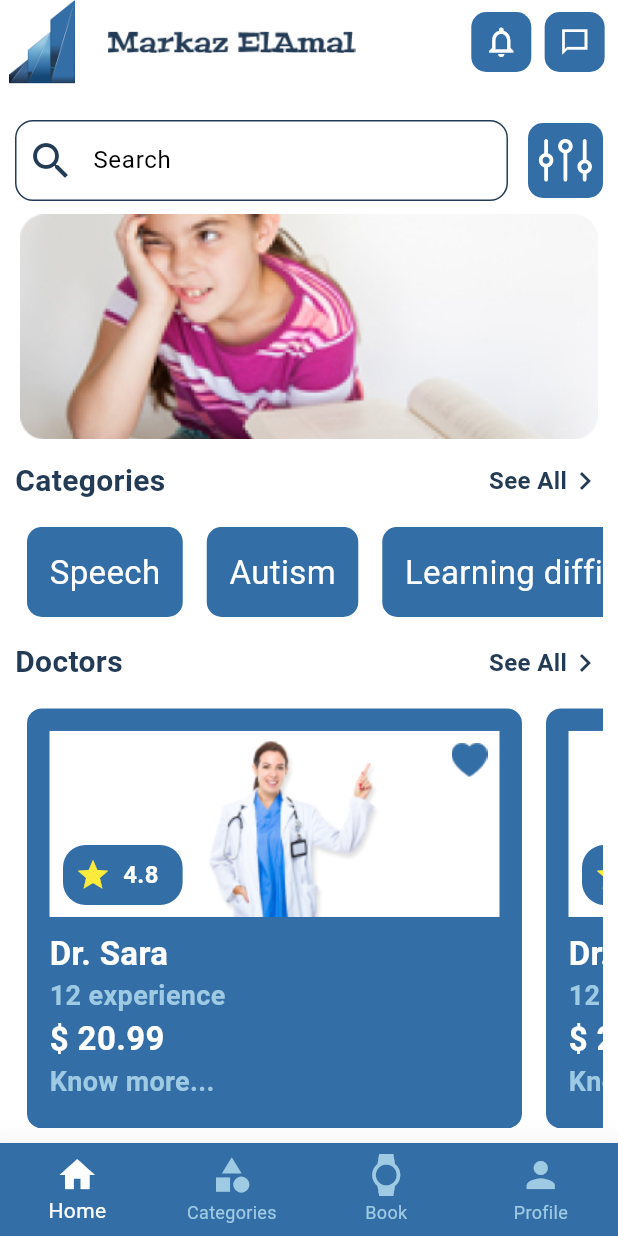
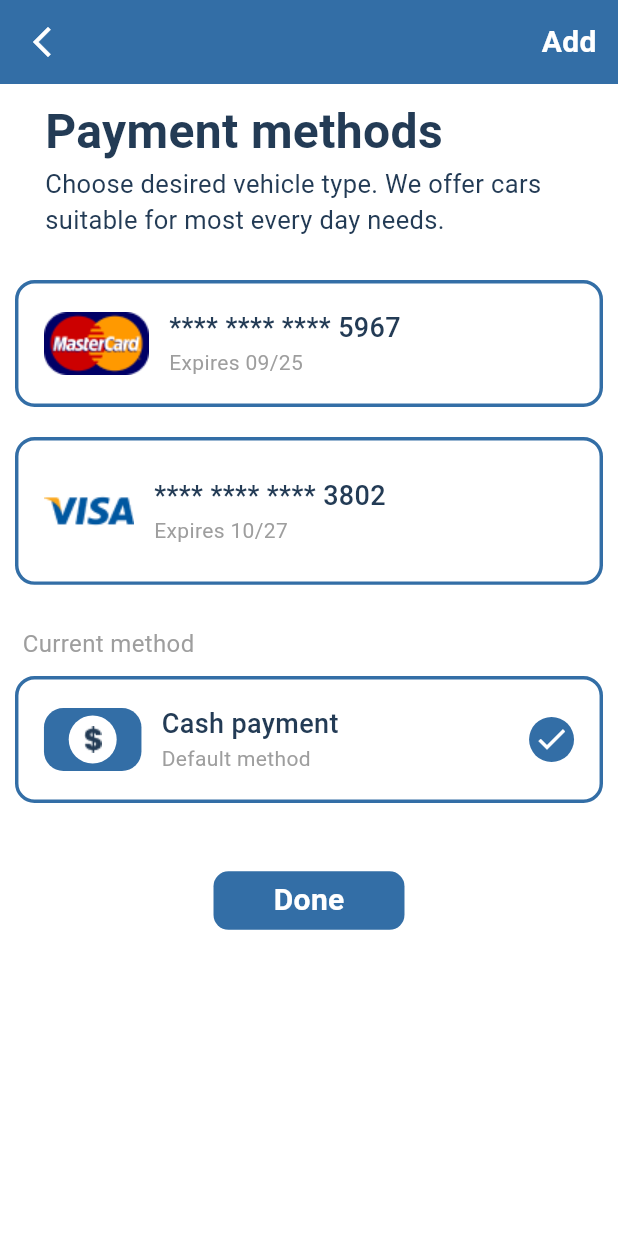
Before and after one commit to anas1ezz0/Team-4-API, a Flutter app: the screen it shows after launch, on a phone screen of 412 x 824 dp. Run offline on Flutter 3.47's test engine with Material 3 defaults, Android fonts, the phone set to English and light mode, and no system bars; our stand-ins replace bloc, conditional_builder_null_safety, dartz, dio, flutter_bloc, flutter_screenutil and 5 more.

Commit message:
payment screen & success appointment

```diff
--- a/lib/core/cubit/app_cubit.dart
+++ b/lib/core/cubit/app_cubit.dart
@@ -12,7 +12,7 @@ class AppCubit extends Cubit<AppState> {
   int currentIndex = 0;
   List<Widget> screens = [
     const HomePage(),
-    const CategoriesPage(),
+    const CategorieScreen(),
     const BookPage(),
     const ProfilePage(),
   ];
--- a/lib/main.dart
+++ b/lib/main.dart
@@ -28,7 +28,7 @@ void main() async {
   String startWidget;
   if (onBoarding != null) {
     if (token != null) {
-      startWidget = Routes.mainScreens;
+      startWidget = Routes.allScreens;
     } else {
       startWidget = Routes.signInScreen;
     }
@@ -69,7 +69,7 @@ class MyApp extends StatelessWidget {
           primaryColor: AppColor.mainColor,
           useMaterial3: true,
         ),
-        initialRoute: Routes.mainScreens,
+        initialRoute: Routes.paymentOptionScreen,
         onGenerateRoute: appRouter.generateRoute,
       ),
     );
--- a/lib/routing/app_routes.dart
+++ b/lib/routing/app_routes.dart
@@ -5,8 +5,11 @@ import 'package:flutter_bloc/flutter_bloc.dart';
 import 'package:team_project/core/cubit/app_cubit.dart';
 import 'package:team_project/core/di/service_locator.dart';
 import 'package:team_project/routing/routing.dart';
+import 'package:team_project/view/category_page/categories_page.dart';
 import 'package:team_project/view/home_page/ui/home_page.dart';
 import 'package:team_project/view/onBoarding/ui/onboarding.dart';
+import 'package:team_project/view/payment_option/ui/payment_option_screen.dart';
+import 'package:team_project/view/payment_option/ui/succes_appointment_screen.dart';
 import 'package:team_project/view/sign_in/presentation/view_model/sign_in_cubit.dart';
 import 'package:team_project/view/sign_in/sign_in_view.dart';
 import '../view/all_screens.dart';
@@ -43,7 +46,7 @@ class AppRouter {
         return MaterialPageRoute(
           builder: (_) => const WelcomeSignUpPageView(),
         );
-      case Routes.mainScreens:
+      case Routes.allScreens:
         return MaterialPageRoute(
           builder: (_) => BlocProvider(
             create: (context) => AppCubit(),
@@ -53,6 +56,18 @@ class AppRouter {
       case Routes.homeScreen:
         return MaterialPageRoute(
           builder: (_) => const HomePage(),
+        );
+      case Routes.categoriesScreen:
+        return MaterialPageRoute(
+          builder: (_) => const CategorieScreen(),
+        );
+      case Routes.paymentOptionScreen:
+        return MaterialPageRoute(
+          builder: (_) => const PaymentOptionScreen(),
+        );
+      case Routes.successAppointmentScreen:
+        return MaterialPageRoute(
+          builder: (_) => const SuccessAppointmentScreen(),
         );
 
       default:
--- a/lib/routing/routing.dart
+++ b/lib/routing/routing.dart
@@ -4,9 +4,11 @@ class Routes {
   static const String preSignUpScreen = 'preSignUpScreen';
   static const String signUpScreen = 'signUpScreen';
   static const String welcomeSignUpScreen = 'welcomeSignUpScreen';
-  static const String mainScreens = 'mainScreens';
+  static const String allScreens = 'allScreens';
   static const String homeScreen = 'homeScreen';
   static const String categoriesScreen = 'categoriesScreen';
   static const String bookScreen = 'bookScreen';
   static const String profileScreen = 'profileScreen';
+  static const String paymentOptionScreen = 'paymentOptionScreen';
+  static const String successAppointmentScreen = 'successAppointmentScreen';
 }
--- a/lib/view/category_page/categories_page.dart
+++ b/lib/view/category_page/categories_page.dart
@@ -1,12 +1,13 @@
 import 'package:flutter/material.dart';
+import 'package:team_project/helpers/extentions.dart';
 import 'package:team_project/theming/colors.dart';
 import 'package:team_project/view/home_page/model/home_page_category_model.dart';
 
-class CategoriesPage extends StatefulWidget {
-  const CategoriesPage({super.key});
+class CategorieScreen extends StatefulWidget {
+  const CategorieScreen({super.key});
 
   @override
-  State<CategoriesPage> createState() => _CategoriesPageState();
+  State<CategorieScreen> createState() => _CategorieScreenState();
 }
 
 List<CategoryPageModel> categoryListHere = [
@@ -36,14 +37,14 @@ List<CategoryPageModel> categoryListHere = [
   ),
 ];
 
-class _CategoriesPageState extends State<CategoriesPage> {
+class _CategorieScreenState extends State<CategorieScreen> {
   @override
   Widget build(BuildContext context) {
     return Scaffold(
       appBar: AppBar(
         leading: IconButton(
             onPressed: () {
-              Navigator.pop(context);
+              context.pop();
             },
             icon: const Icon(
               Icons.arrow_back_ios_new,
@@ -102,7 +103,6 @@ class CategoryPageItem extends StatelessWidget {
           Padding(
             padding: const EdgeInsets.only(top: 10.0, right: 10, left: 10),
             child: Image.asset(
-              // 'assets/images/speach.png',
               categoryList.image,
             ),
           ),
@@ -114,7 +114,6 @@ class CategoryPageItem extends StatelessWidget {
               mainAxisAlignment: MainAxisAlignment.center,
               children: [
                 Text(
-                  // 'speach',
                   categoryList.name,
                   maxLines: 2,
                   textAlign: TextAlign.center,
@@ -131,14 +130,6 @@ class CategoryPageItem extends StatelessWidget {
               ],
             ),
           ),
-          // const Padding(
-          //   padding: EdgeInsets.only(left: 120.0),
-          //   child: Icon(
-          //     Icons.chevron_right,
-          //     color: Colors.white,
-          //     size: 37,
-          //   ),
-          // ),
         ],
       ),
     );
--- a/lib/view/home_page/ui/home_page.dart
+++ b/lib/view/home_page/ui/home_page.dart
@@ -1,8 +1,8 @@
 import 'package:flutter/material.dart';
 import 'package:team_project/core/utilts/widgets/title_and_see_all_botton.dart';
+import 'package:team_project/helpers/extentions.dart';
 import 'package:team_project/helpers/spacing.dart';
 import 'package:team_project/theming/colors.dart';
-import 'package:team_project/view/category_page/categories_page.dart';
 import 'package:team_project/view/home_page/ui/widgets/Text_form_and_Settings_Icon.dart';
 import 'package:team_project/view/home_page/ui/widgets/custom_home_appbar.dart';
 import 'package:team_project/view/home_page/ui/widgets/doctors_item_listview.dart';
@@ -27,12 +27,7 @@ class HomePage extends StatelessWidget {
               const HomePageImageHeader(),
               verticalSpace(15),
               GestureDetector(
-                onTap: () => Navigator.push(
-                  context,
-                  MaterialPageRoute(
-                    builder: (context) => const CategoriesPage(),
-                  ),
-                ),
+                onTap: () => context.pushNamed('categoriesScreen'),
                 child: TitleAndSeeAllBottonWidget(
                   title: 'Categories',
                   seeAllText: 'See All',
@@ -60,14 +55,7 @@ class HomePage extends StatelessWidget {
                   Icons.chevron_right,
                   color: AppColor.textColor,
                 ),
-                onTap: () {
-                  // Navigator.push(
-                  //   context,
-                  //   MaterialPageRoute(
-                  //     builder: (context) => const CategoriesScreen(),
-                  //   ),
-                  // );
-                },
+                onTap: () {},
               ),
               verticalSpace(18),
               const DoctorItemListView(),
--- /dev/null
+++ b/lib/view/payment_option/ui/payment_option_screen.dart
@@ -0,0 +1,68 @@
+import 'package:flutter/material.dart';
+import 'package:team_project/helpers/extentions.dart';
+import 'package:team_project/helpers/spacing.dart';
+import 'package:team_project/theming/colors.dart';
+import 'package:team_project/view/payment_option/widget/payment_header.dart';
+import 'package:team_project/view/payment_option/widget/payment_option_body.dart';
+
+class PaymentOptionScreen extends StatelessWidget {
+  const PaymentOptionScreen({super.key});
+
+  @override
+  Widget build(BuildContext context) {
+    return Scaffold(
+        backgroundColor: AppColor.secondaryColor,
+        appBar: AppBar(
+          backgroundColor: AppColor.mainColor,
+          leading: IconButton(
+            onPressed: () {
+              Navigator.pop(context);
+            },
+            icon: const Icon(
+              Icons.arrow_back_ios_new,
+              color: Colors.white,
+            ),
+          ),
+          actions: [
+            const Text(
+              'Add',
+              style: TextStyle(
+                  color: Colors.white,
+                  fontSize: 20,
+                  fontWeight: FontWeight.bold),
+            ),
+            horizontalSpace(16),
+          ],
+          elevation: 0.0,
+        ),
+        body: SingleChildScrollView(
+          child: Column(
+            crossAxisAlignment: CrossAxisAlignment.start,
+            children: [
+              verticalSpace(10),
+              const PaymentHeader(),
+              verticalSpace(20),
+              const PaymentOptionBody(),
+              verticalSpace(20),
+              Padding(
+                padding: const EdgeInsets.symmetric(horizontal: 15.0),
+                child: Text(
+                  'Current method',
+                  style: TextStyle(color: AppColor.greyColor, fontSize: 16),
+                ),
+              ),
+              const CashPaymentContainer(),
+              verticalSpace(40),
+              CustomBotton(
+                text: 'Done',
+                textColor: AppColor.secondaryColor,
+                color: AppColor.mainColor,
+                onTap: () {
+                  context.pushNamed('successAppointmentScreen');
+                },
+              ),
+            ],
+          ),
+        ));
+  }
+}
--- /dev/null
+++ b/lib/view/payment_option/ui/succes_appointment_screen.dart
@@ -0,0 +1,52 @@
+import 'package:flutter/material.dart';
+import 'package:team_project/helpers/extentions.dart';
+import 'package:team_project/helpers/spacing.dart';
+import 'package:team_project/theming/colors.dart';
+import 'package:team_project/view/payment_option/widget/payment_option_body.dart';
+
+class SuccessAppointmentScreen extends StatelessWidget {
+  const SuccessAppointmentScreen({super.key});
+
+  @override
+  Widget build(BuildContext context) {
+    return Scaffold(
+        body: Column(
+      mainAxisAlignment: MainAxisAlignment.center,
+      children: [
+        Center(
+          child: Container(
+              width: 120,
+              height: 120,
+              decoration: BoxDecoration(
+                  color: AppColor.mainColor,
+                  borderRadius: BorderRadius.circular(70)),
+              child:
+                  Icon(Icons.check, size: 90, color: AppColor.secondaryColor)),
+        ),
+        Text(
+          'Congratulations',
+          style: TextStyle(
+              color: AppColor.textColor,
+              fontSize: 42,
+              fontWeight: FontWeight.w900),
+        ),
+        Text(
+          'Your Appointment Is Success',
+          style: TextStyle(
+              color: AppColor.textColor,
+              fontSize: 20,
+              fontWeight: FontWeight.w500),
+        ),
+        verticalSpace(100),
+        CustomBotton(
+          text: 'Back',
+          textColor: AppColor.secondaryColor,
+          color: AppColor.mainColor,
+          onTap: () {
+            context.pop();
+          },
+        ),
+      ],
+    ));
+  }
+}
--- /dev/null
+++ b/lib/view/payment_option/widget/payment_header.dart
@@ -0,0 +1,30 @@
+import 'package:flutter/widgets.dart';
+
+import '../../../theming/colors.dart';
+
+class PaymentHeader extends StatelessWidget {
+  const PaymentHeader({super.key});
+
+  @override
+  Widget build(BuildContext context) {
+    return Padding(
+      padding: const EdgeInsets.only(left: 30.0),
+      child: Column(
+        crossAxisAlignment: CrossAxisAlignment.start,
+        children: [
+          Text(
+            'Payment methods',
+            style: TextStyle(
+                color: AppColor.textColor,
+                fontSize: 32,
+                fontWeight: FontWeight.bold),
+          ),
+          Text(
+            'Choose desired vehicle type. We offer cars suitable for most every day needs.',
+            style: TextStyle(color: AppColor.textColor, fontSize: 17),
+          )
+        ],
+      ),
+    );
+  }
+}
--- /dev/null
+++ b/lib/view/payment_option/widget/payment_option_body.dart
@@ -0,0 +1,164 @@
+import 'package:flutter/material.dart';
+
+import '../../../helpers/spacing.dart';
+import '../../../theming/colors.dart';
+
+class PaymentOptionBody extends StatelessWidget {
+  const PaymentOptionBody({super.key});
+
+  @override
+  Widget build(BuildContext context) {
+    return const Column(
+      children: [
+        PaymentOptionBodyItem(
+          image: 'assets/images/master_card.png',
+          title: '**** **** **** 5967',
+          subtitle: 'Expires 09/25',
+        ),
+        PaymentOptionBodyItem(
+          image: 'assets/images/visa.png',
+          title: '**** **** **** 3802',
+          subtitle: 'Expires 10/27',
+        ),
+      ],
+    );
+  }
+}
+
+class PaymentOptionBodyItem extends StatelessWidget {
+  const PaymentOptionBodyItem(
+      {super.key,
+      required this.image,
+      required this.title,
+      required this.subtitle});
+  final String image;
+  final String title;
+  final String subtitle;
+
+  @override
+  Widget build(BuildContext context) {
+    return Container(
+        margin: const EdgeInsets.all(10),
+        padding: const EdgeInsets.all(17),
+        decoration: BoxDecoration(
+            color: AppColor.secondaryColor,
+            borderRadius: BorderRadius.circular(13),
+            border: Border.all(color: AppColor.mainColor, width: 2.3)),
+        child: Row(
+          children: [
+            Image.asset(image),
+            horizontalSpace(15),
+            Column(
+              crossAxisAlignment: CrossAxisAlignment.start,
+              children: [
+                Text(
+                  title,
+                  style: TextStyle(
+                      color: AppColor.textColor,
+                      fontSize: 18,
+                      fontWeight: FontWeight.w500),
+                ),
+                Text(
+                  subtitle,
+                  style: TextStyle(color: AppColor.greyColor, fontSize: 14),
+                ),
+              ],
+            )
+          ],
+        ));
+  }
+}
+
+class CashPaymentContainer extends StatelessWidget {
+  const CashPaymentContainer({
+    super.key,
+  });
+
+  @override
+  Widget build(BuildContext context) {
+    return Container(
+        margin: const EdgeInsets.all(10),
+        padding: const EdgeInsets.all(17),
+        decoration: BoxDecoration(
+            color: AppColor.secondaryColor,
+            borderRadius: BorderRadius.circular(13),
+            border: Border.all(color: AppColor.mainColor, width: 2.3)),
+        child: Row(
+          children: [
+            Container(
+              width: 65,
+              padding: const EdgeInsets.all(5),
+              decoration: BoxDecoration(
+                color: AppColor.mainColor,
+                borderRadius: BorderRadius.circular(13),
+              ),
+              child: CircleAvatar(
+                  radius: 16,
+                  backgroundColor: AppColor.secondaryColor,
+                  child: Image.asset('assets/images/money.png')),
+            ),
+            horizontalSpace(15),
+            Column(
+              crossAxisAlignment: CrossAxisAlignment.start,
+              children: [
+                Text(
+                  'Cash payment',
+                  style: TextStyle(
+                      color: AppColor.textColor,
+                      fontSize: 18,
+                      fontWeight: FontWeight.w500),
+                ),
+                Text(
+                  'Default method',
+                  style: TextStyle(color: AppColor.greyColor, fontSize: 14),
+                ),
+              ],
+            ),
+            const Spacer(),
+            Container(
+                width: 30,
+                height: 30,
+                decoration: BoxDecoration(
+                    color: AppColor.mainColor,
+                    borderRadius: BorderRadius.circular(15)),
+                child: Icon(Icons.check, color: AppColor.secondaryColor)),
+          ],
+        ));
+  }
+}
+
+class CustomBotton extends StatelessWidget {
+  const CustomBotton(
+      {super.key,
+      required this.text,
+      required this.color,
+      required this.textColor,
+      this.onTap});
+  final String text;
+  final Color color;
+  final Color textColor;
+  final void Function()? onTap;
+
+  @override
+  Widget build(BuildContext context) {
+    return Center(
+      child: InkWell(
+        onTap: onTap,
+        child: Container(
+          decoration: BoxDecoration(
+            color: color,
+            borderRadius: BorderRadius.circular(10),
+          ),
+          child: Padding(
+            padding: const EdgeInsets.symmetric(vertical: 5, horizontal: 40),
+            child: Text(
+              text,
+              style: TextStyle(
+                  fontWeight: FontWeight.bold, color: textColor, fontSize: 20),
+            ),
+          ),
+        ),
+      ),
+    );
+  }
+}
--- a/lib/view/sign_up/presentation/view/welcome_page_view.dart
+++ b/lib/view/sign_up/presentation/view/welcome_page_view.dart
@@ -17,7 +17,7 @@ class _WelcomeSignUpPageViewState extends State<WelcomeSignUpPageView> {
   @override
   void initState() {
     Timer(const Duration(seconds: 2), () {
-      context.pushReplacementNamed(Routes.mainScreens);
+      context.pushReplacementNamed(Routes.allScreens);
     });
     super.initState();
   }
```
Also changed, not shown: assets/images/master_card.png (added), assets/images/money.png (added), assets/images/visa.png (added).
